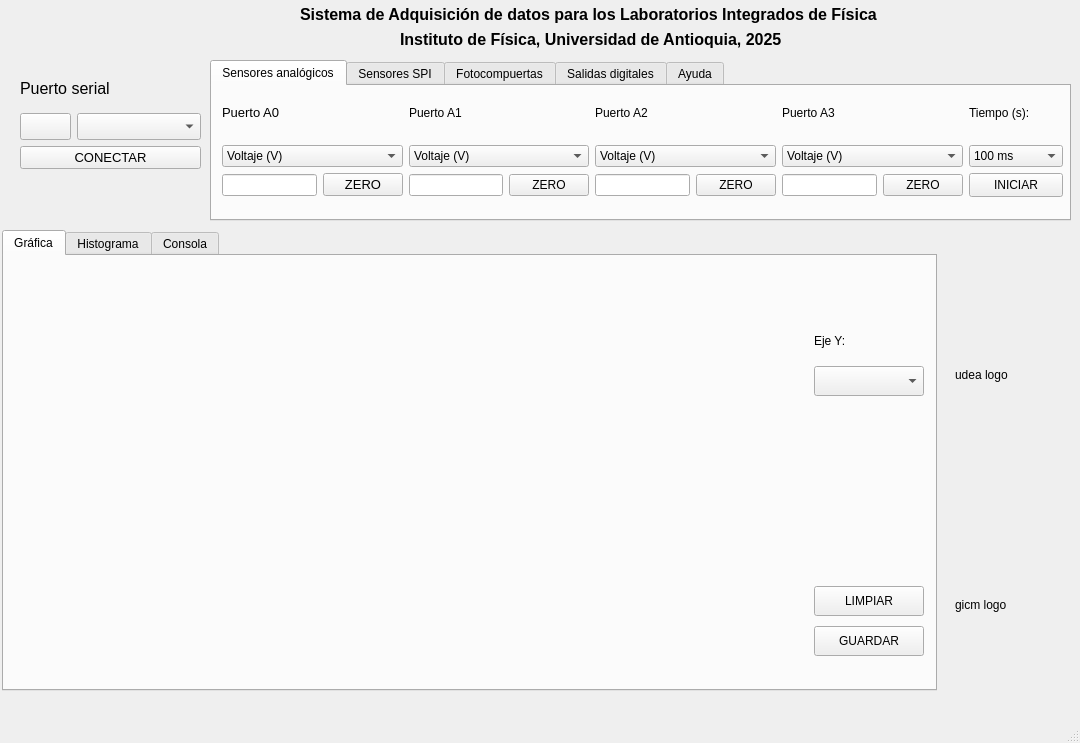
Qt form PhysicsLab_App/PHYSICSLAB_GUI_V1_0.ui (luramire/physicslab) before a commit.
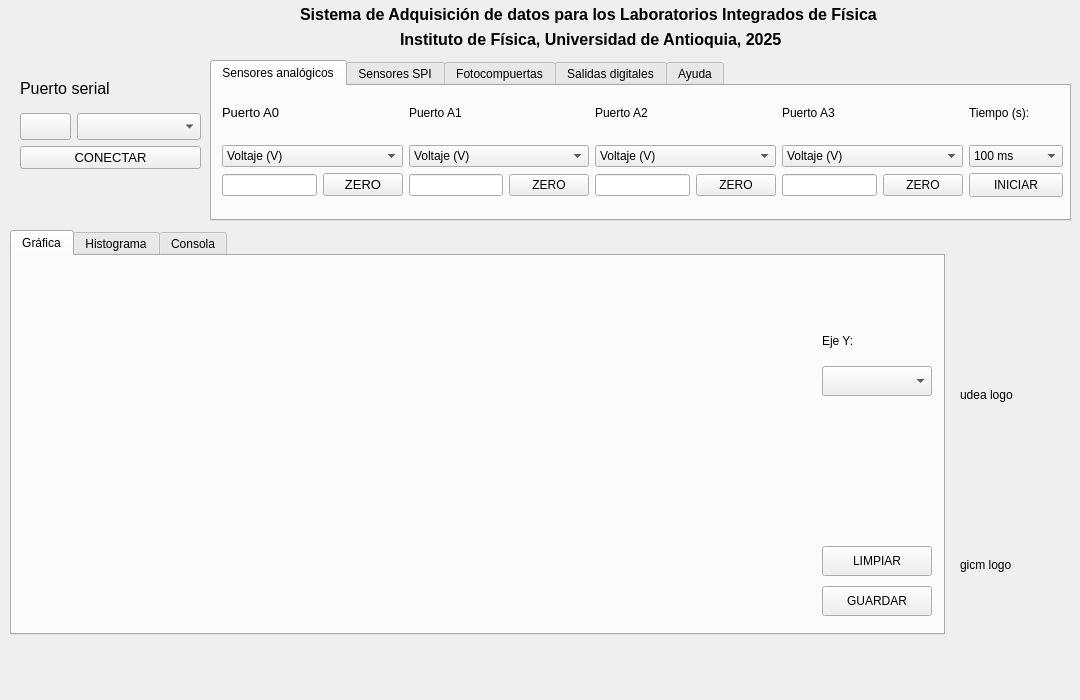
The same form after that commit. The open tabs and pages were chosen to show the change. Icons and pictures are not drawn. Custom widgets are drawn as their Qt base class.

The edit to the form file:
```diff
--- a/PhysicsLab_App/PHYSICSLAB_GUI_V1_0.ui
+++ b/PhysicsLab_App/PHYSICSLAB_GUI_V1_0.ui
@@ -7,7 +7,7 @@
     <x>0</x>
     <y>0</y>
     <width>1080</width>
-    <height>743</height>
+    <height>700</height>
    </rect>
   </property>
   <property name="windowTitle">
@@ -1194,10 +1194,10 @@
    <widget class="QTabWidget" name="tabWidget_2">
     <property name="geometry">
      <rect>
-      <x>2</x>
+      <x>10</x>
       <y>230</y>
       <width>935</width>
-      <height>461</height>
+      <height>405</height>
      </rect>
     </property>
     <property name="currentIndex">
@@ -1213,7 +1213,7 @@
         <x>1</x>
         <y>10</y>
         <width>800</width>
-        <height>410</height>
+        <height>360</height>
        </rect>
       </property>
       <property name="font">
@@ -1226,7 +1226,7 @@
       <property name="geometry">
        <rect>
         <x>810</x>
-        <y>370</y>
+        <y>330</y>
         <width>110</width>
         <height>30</height>
        </rect>
@@ -1243,7 +1243,7 @@
       <property name="geometry">
        <rect>
         <x>810</x>
-        <y>330</y>
+        <y>290</y>
         <width>110</width>
         <height>30</height>
        </rect>
@@ -1454,8 +1454,8 @@
    <widget class="QLabel" name="udea_logo_label">
     <property name="geometry">
      <rect>
-      <x>955</x>
-      <y>310</y>
+      <x>960</x>
+      <y>330</y>
       <width>100</width>
       <height>129</height>
      </rect>
@@ -1476,8 +1476,8 @@
    <widget class="QLabel" name="gicm_logolabel">
     <property name="geometry">
      <rect>
-      <x>955</x>
-      <y>540</y>
+      <x>960</x>
+      <y>500</y>
       <width>100</width>
       <height>129</height>
      </rect>
@@ -1504,7 +1504,6 @@
     </rect>
    </property>
   </widget>
-  <widget class="QStatusBar" name="statusbar"/>
  </widget>
  <customwidgets>
   <customwidget>
```
Left out of the diff: 14 changed lines with no effect on the pictures.
